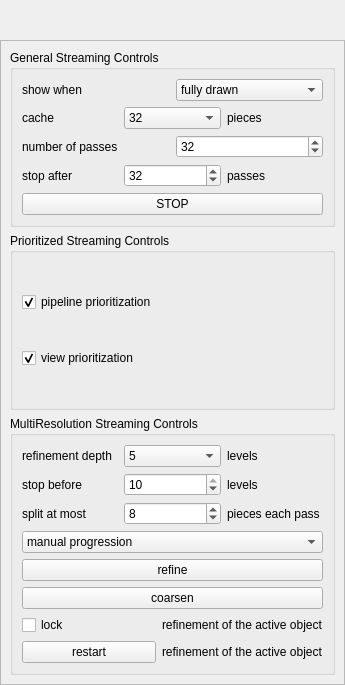
Above: Plugins/StreamingView/ParaView/pqStreamingControls.ui from dmatijas/ParaView before the change. Below: the same form after it.
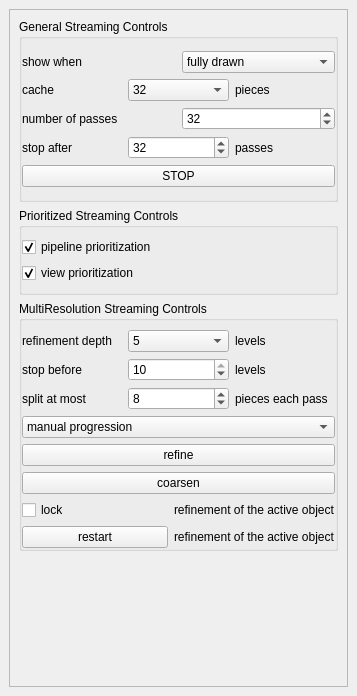
That is the form after the change.

Diff of the .ui file:
```diff
--- a/Plugins/StreamingView/ParaView/pqStreamingControls.ui
+++ b/Plugins/StreamingView/ParaView/pqStreamingControls.ui
@@ -1,36 +1,34 @@
 <?xml version="1.0" encoding="UTF-8"?>
 <ui version="4.0">
  <class>pqStreamingControls</class>
- <widget class="QWidget" name="pqStreamingControls">
+ <widget class="QDockWidget" name="pqStreamingControls">
   <property name="geometry">
    <rect>
     <x>0</x>
     <y>0</y>
-    <width>345</width>
-    <height>685</height>
+    <width>357</width>
+    <height>696</height>
    </rect>
   </property>
   <property name="windowTitle">
    <string>Streaming Controls</string>
   </property>
-  <property name="toolTip">
-   <string/>
-  </property>
-  <widget class="QFrame" name="frame">
+  <widget class="QWidget" name="dockWidgetContents">
+   <layout class="QHBoxLayout" name="horizontalLayout_10">
+    <item>
+     <widget class="QScrollArea" name="scrollArea">
+      <property name="widgetResizable">
+       <bool>true</bool>
+      </property>
+      <widget class="QWidget" name="scrollAreaWidgetContents">
    <property name="geometry">
     <rect>
      <x>0</x>
-     <y>40</y>
-     <width>345</width>
-     <height>645</height>
-    </rect>
-   </property>
-   <property name="frameShape">
-    <enum>QFrame::StyledPanel</enum>
-   </property>
-   <property name="frameShadow">
-    <enum>QFrame::Raised</enum>
-   </property>
+         <y>0</y>
+         <width>329</width>
+         <height>642</height>
+        </rect>
+       </property>
    <layout class="QVBoxLayout" name="verticalLayout_3">
     <item>
      <widget class="QGroupBox" name="streaming_controls">
@@ -38,6 +36,18 @@
        <string>General Streaming Controls</string>
       </property>
       <layout class="QVBoxLayout" name="verticalLayout_5">
+           <property name="leftMargin">
+            <number>0</number>
+           </property>
+           <property name="topMargin">
+            <number>12</number>
+           </property>
+           <property name="rightMargin">
+            <number>0</number>
+           </property>
+           <property name="bottomMargin">
+            <number>12</number>
+           </property>
        <item>
         <layout class="QHBoxLayout" name="horizontalLayout_2">
          <item>
@@ -247,6 +257,12 @@
        <string>Prioritized Streaming Controls</string>
       </property>
       <layout class="QVBoxLayout" name="verticalLayout_2">
+           <property name="leftMargin">
+            <number>0</number>
+           </property>
+           <property name="rightMargin">
+            <number>0</number>
+           </property>
        <item>
         <widget class="QCheckBox" name="pipeline_priority">
          <property name="toolTip">
@@ -282,6 +298,15 @@
        <string>MultiResolution Streaming Controls</string>
       </property>
       <layout class="QVBoxLayout" name="verticalLayout">
+           <property name="leftMargin">
+            <number>0</number>
+           </property>
+           <property name="rightMargin">
+            <number>0</number>
+           </property>
+           <property name="bottomMargin">
+            <number>0</number>
+           </property>
        <item>
         <layout class="QHBoxLayout" name="horizontalLayout_5">
          <item>
@@ -505,6 +530,23 @@
         </layout>
        </item>
       </layout>
+         </widget>
+        </item>
+        <item>
+         <spacer name="verticalSpacer">
+          <property name="orientation">
+           <enum>Qt::Vertical</enum>
+          </property>
+          <property name="sizeHint" stdset="0">
+           <size>
+            <width>0</width>
+            <height>0</height>
+           </size>
+          </property>
+         </spacer>
+        </item>
+       </layout>
+      </widget>
      </widget>
     </item>
    </layout>
```
Lines whose indentation alone changed are shown as unchanged.
